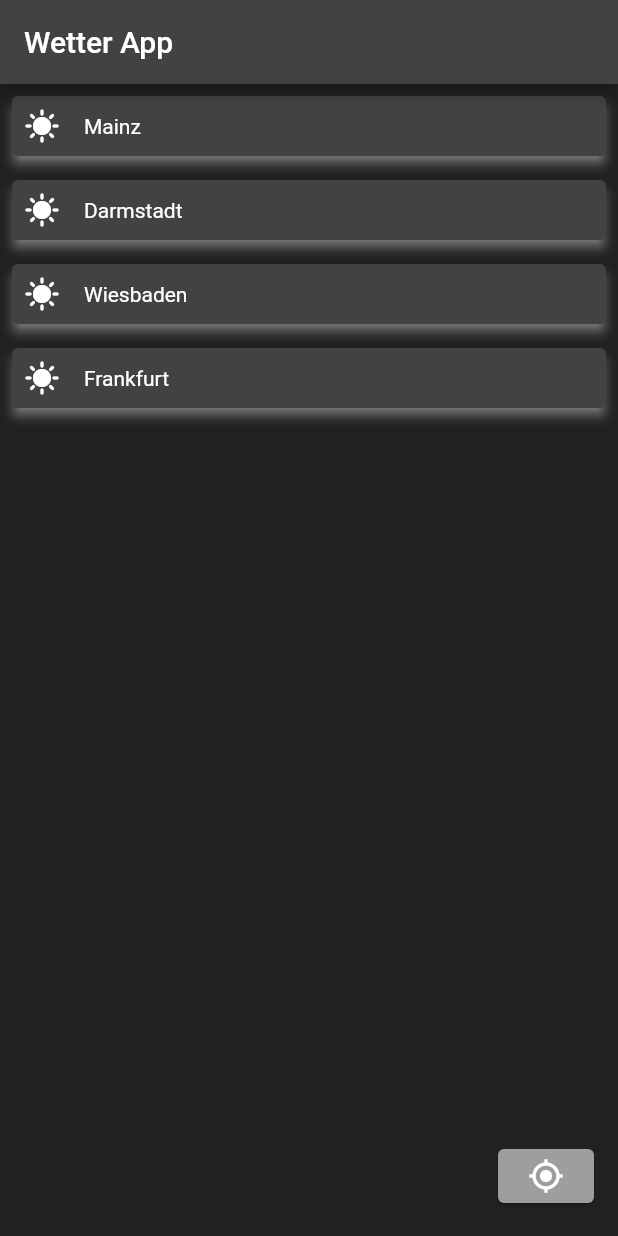
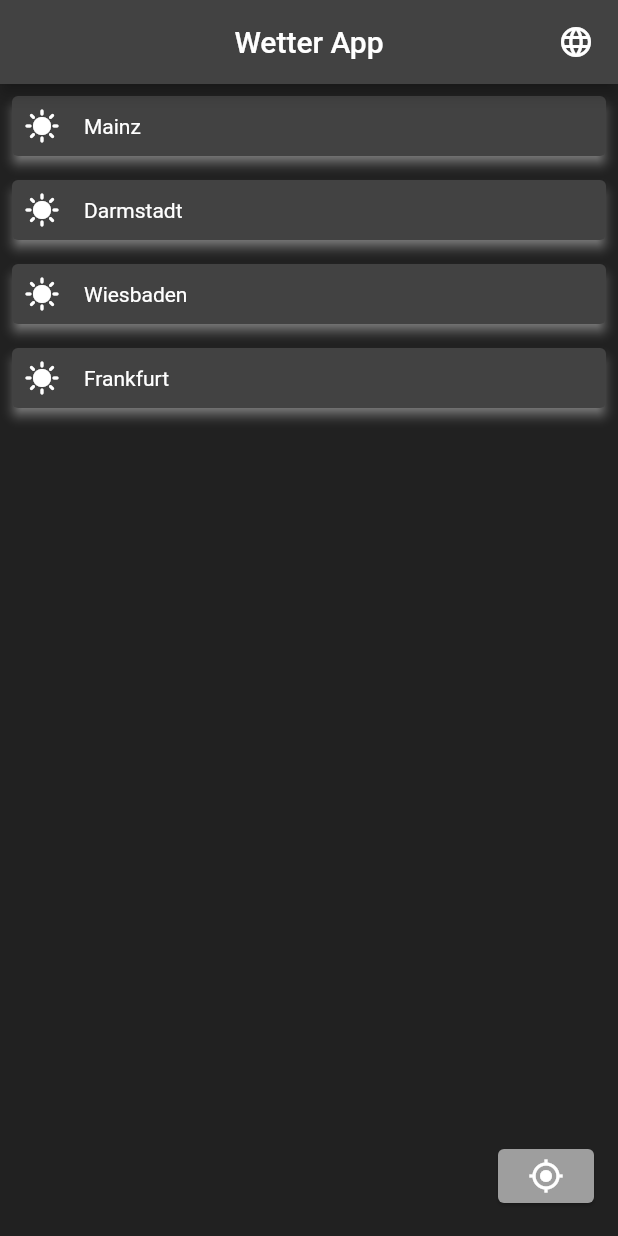
Before and after one commit to Basha0/WeatherApp, a Flutter app: the WeatherView screen opened directly, on a phone screen of 412 x 824 dp. Run offline on Flutter 3.47's test engine with Material 2 defaults, Android fonts, the phone set to English and light mode, and no system bars; our stand-ins replace connectivity_plus, flutter_easyloading, flutter_native_splash, flutter_riverpod, flutter_svg, geolocator and 2 more; accounts and stored records are empty; generated files the repository leaves out were written again.

Commit message:
Added option to change Language after initialzation

```diff
--- a/weather/lib/main.dart
+++ b/weather/lib/main.dart
@@ -47,13 +47,14 @@ void main() async {
             builder: EasyLoading.init(),
             supportedLocales: L10n.all,
             theme: AppThemes.buildDarkTheme(),
-            home: languageIsSet ? WeatherView() : LanguageScreen(),
+            home: languageIsSet ? WeatherView() : LanguageScreen(false),
           );
         },
       ),
     ),
   );
 }
+
 // initialize EasyLoading and customize it
 initializeEasyLoading() {
   EasyLoading.instance
@@ -83,6 +84,7 @@ preloadSVGs() {
 initHiveDataBase() async {
   await HiveService.init();
 }
+
 // initialize Sharedpreferences singleton to acces from whole app
 initializeSingletons() async {
   sharedPreferences = await SharedPreferences.getInstance();
--- a/weather/lib/weather/view/weather_view.dart
+++ b/weather/lib/weather/view/weather_view.dart
@@ -1,6 +1,7 @@
 import 'package:flutter/material.dart';
 import 'package:flutter_riverpod/flutter_riverpod.dart';
 import 'package:flutter_gen/gen_l10n/app_localizations.dart';
+import 'package:weather/l10n/view/language_view.dart';
 import 'package:weather/location/locationservice.dart';
 import 'package:weather/weather/dialog/weather_view_dialog.dart';
 import 'package:weather/weather/widget/weather_view_widgets/add_city_widget.dart';
@@ -13,7 +14,24 @@ class WeatherView extends StatelessWidget {
   @override
   Widget build(BuildContext context) {
     return Scaffold(
-      appBar: AppBar(title: Text(AppLocalizations.of(context).title)),
+      appBar: AppBar(
+        title: Text(AppLocalizations.of(context).title),
+        centerTitle: true,
+        actions: [
+          Padding(
+            padding: const EdgeInsets.all(16.0),
+            child: GestureDetector(
+              child: Icon(Icons.language),
+              onTap: () {
+                Navigator.push(
+                  context,
+                  MaterialPageRoute(builder: (context) => LanguageScreen(true)),
+                );
+              },
+            ),
+          )
+        ],
+      ),
       body: WeatherGridWidget(),
       floatingActionButton: Consumer(
         builder: (context, ref, child) {
@@ -43,12 +61,18 @@ class WeatherView extends StatelessWidget {
                         await LocationService.determinePermission();
                         break;
                       case LocationServiceErrorHelper.serviceNotEnabled:
-                        WeatherDialog.showOkDialog(context, AppLocalizations.of(context).error,
-                            AppLocalizations.of(context).enableLocationServiceDesc);
+                        WeatherDialog.showOkDialog(
+                            context,
+                            AppLocalizations.of(context).error,
+                            AppLocalizations.of(context)
+                                .enableLocationServiceDesc);
                         break;
                       default:
-                        WeatherDialog.showOkDialog(context, AppLocalizations.of(context).error,
-                            AppLocalizations.of(context).grantLocationPermissionDesc);
+                        WeatherDialog.showOkDialog(
+                            context,
+                            AppLocalizations.of(context).error,
+                            AppLocalizations.of(context)
+                                .grantLocationPermissionDesc);
                     }
                   },
                   child: Container(
```
Also changed, not shown: weather/lib/l10n/view/language_view.dart (+6 -3 lines).
